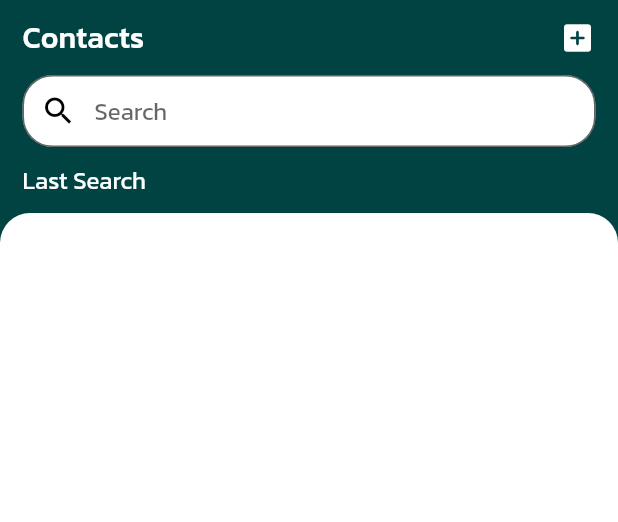
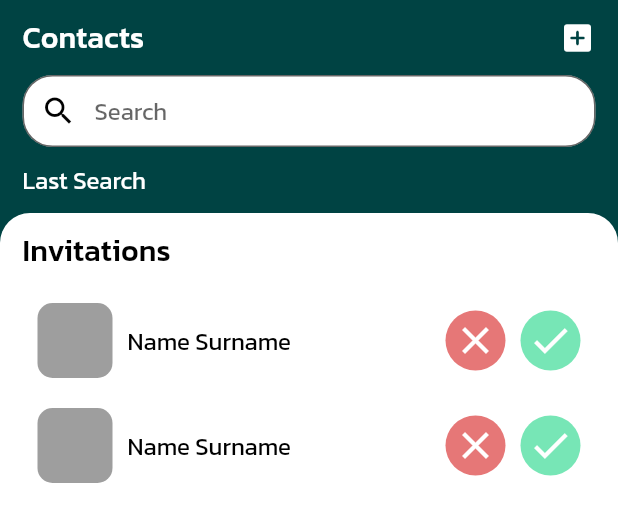
Before and after one commit to KidNeKit/Planner, a Flutter app: the ContactsScreen widget shown alone on an empty page, opened directly, on a phone screen of 412 x 824 dp. Shown: the top 522 px of the screen. Run offline on Flutter 3.47's test engine with Material 2 defaults, Android fonts, the phone set to English and light mode, and no system bars; our stand-ins replace cloud_firestore, equatable, firebase_auth, firebase_core, flutter_bloc, percent_indicator; accounts and stored records are empty.

Commit message:
Invitations preview

```diff
--- /dev/null
+++ b/lib/view/contacts_screen/components/invitations_block.dart
@@ -0,0 +1,100 @@
+import 'package:flutter/material.dart';
+import 'package:planner/resources/colors.dart';
+
+import '../../global_components/custom_text_sizes.dart';
+
+class InvitationsBlock extends StatelessWidget {
+  const InvitationsBlock({super.key});
+
+  @override
+  Widget build(BuildContext context) {
+    return Column(
+      crossAxisAlignment: CrossAxisAlignment.start,
+      children: const [
+        CustomTitleSmallText(
+          text: 'Invitations',
+          color: Colors.black,
+        ),
+        SizedBox(height: 10.0),
+        FriendInviteItem(),
+        FriendInviteItem(),
+      ],
+    );
+  }
+}
+
+class FriendInviteItem extends StatelessWidget {
+  const FriendInviteItem({super.key});
+
+  @override
+  Widget build(BuildContext context) {
+    return Padding(
+      padding: const EdgeInsets.all(10.0),
+      child: Row(
+        children: [
+          Container(
+            height: 50.0,
+            width: 50.0,
+            decoration: BoxDecoration(
+              color: Colors.grey,
+              borderRadius: BorderRadius.circular(10.0),
+            ),
+          ),
+          const SizedBox(width: 10.0),
+          const CustomLabelLargeText(
+            text: 'Name Surname',
+            color: Colors.black,
+          ),
+          const Spacer(),
+          Row(
+            children: const [
+              CancelButton(),
+              SizedBox(width: 10.0),
+              ConfirmButton(),
+            ],
+          ),
+        ],
+      ),
+    );
+  }
+}
+
+class CancelButton extends StatelessWidget {
+  const CancelButton({super.key});
+
+  @override
+  Widget build(BuildContext context) {
+    return Container(
+      padding: const EdgeInsets.all(5.0),
+      decoration: BoxDecoration(
+        color: neonRed,
+        shape: BoxShape.circle,
+      ),
+      child: const Icon(
+        Icons.close,
+        color: Colors.white,
+        size: 30.0,
+      ),
+    );
+  }
+}
+
+class ConfirmButton extends StatelessWidget {
+  const ConfirmButton({super.key});
+
+  @override
+  Widget build(BuildContext context) {
+    return Container(
+      padding: const EdgeInsets.all(5.0),
+      decoration: BoxDecoration(
+        color: neonGreen,
+        shape: BoxShape.circle,
+      ),
+      child: const Icon(
+        Icons.check,
+        color: Colors.white,
+        size: 30.0,
+      ),
+    );
+  }
+}
--- a/lib/view/contacts_screen/contacts_screen.dart
+++ b/lib/view/contacts_screen/contacts_screen.dart
@@ -1,4 +1,6 @@
 import 'package:flutter/material.dart';
+
+import 'components/invitations_block.dart';
 
 class ContactsScreen extends StatelessWidget {
   const ContactsScreen({super.key});
@@ -69,6 +71,11 @@ class ContactsScreen extends StatelessWidget {
                   topRight: Radius.circular(20.0),
                 ),
               ),
+              child: Column(
+                children: const [
+                  InvitationsBlock(),
+                ],
+              ),
             ),
           ),
         ),
```
